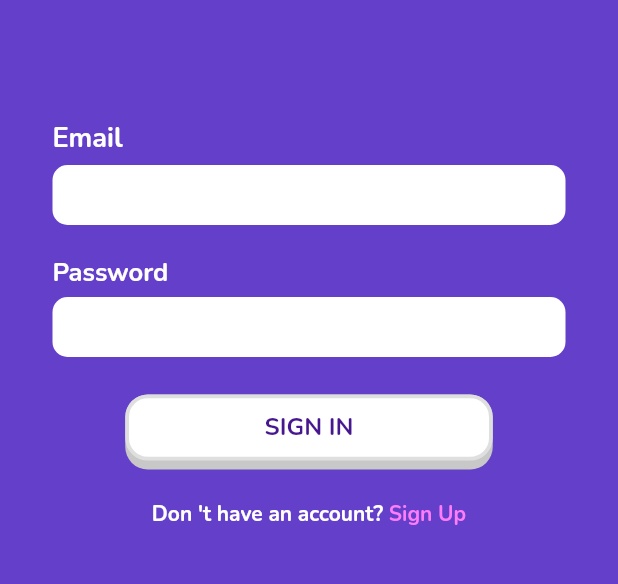
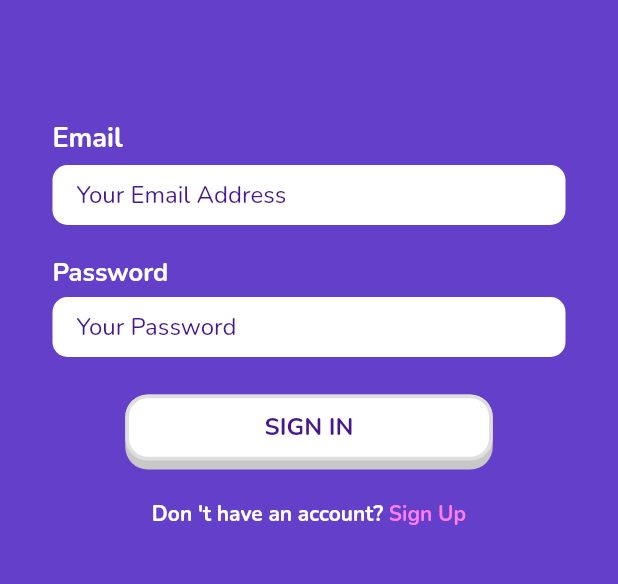
Before and after one commit to gdochadipa/acak-kata-mobile, a Flutter app: the SignInPage screen opened by its route, on a phone screen of 412 x 824 dp, the part 318-902 px from its top. Run offline on Flutter 3.47's test engine with Material 2 defaults, Android fonts, the phone set to English and light mode, and no system bars; drawn by our look-alikes of bouncing_widget; our stand-ins replace animate_do, audioplayers, auto_size_text, confetti, connectivity_plus, datetime_picker_formfield and 10 more; missing offline and left inert: dart:ffi; accounts and stored records are empty; network calls fail.

Commit message:
stage-8-3-2

```diff
--- a/lib/pages/auth/signin_page.dart
+++ b/lib/pages/auth/signin_page.dart
@@ -145,10 +145,10 @@ class _SignInPageState extends State<SignInPage> {
                     Expanded(
                         child: TextFormField(
                       controller: emailController,
-                      style: whiteTextStyle,
+                      style: primaryTextStyle,
                       decoration: InputDecoration.collapsed(
                           hintText: 'Your Email Address',
-                          hintStyle: whiteTextStyle),
+                          hintStyle: primaryTextStyle),
                     ))
                   ],
                 ),
@@ -183,10 +183,11 @@ class _SignInPageState extends State<SignInPage> {
                     Expanded(
                         child: TextFormField(
                       obscureText: true,
-                      style: whiteTextStyle,
+                      style: primaryTextStyle,
                       controller: passwordController,
                       decoration: InputDecoration.collapsed(
-                          hintText: 'Your Password', hintStyle: whiteTextStyle),
+                          hintText: 'Your Password',
+                          hintStyle: primaryTextStyle),
                     ))
                   ],
                 ),
--- a/lib/pages/home_page/new_home_page.dart
+++ b/lib/pages/home_page/new_home_page.dart
@@ -511,7 +511,7 @@ class _NewHomePageState extends State<NewHomePage> {
           } else {
             ScaffoldMessenger.of(context).showSnackBar(SnackBar(
               content: const Text(
-                "Maaf masih dalam pengembangan",
+                "Server gagal merespon",
                 textAlign: TextAlign.center,
               ),
               backgroundColor: alertColor,
@@ -614,7 +614,7 @@ class _NewHomePageState extends State<NewHomePage> {
           } else {
             ScaffoldMessenger.of(context).showSnackBar(SnackBar(
               content: const Text(
-                "Maaf masih dalam pengembangan",
+                "Server gagal merespon",
                 textAlign: TextAlign.center,
               ),
               backgroundColor: alertColor,
--- a/lib/service/auth_service.dart
+++ b/lib/service/auth_service.dart
@@ -4,8 +4,8 @@ import 'package:acakkata/models/user_model.dart';
 import 'package:http/http.dart' as http;
 
 class AuthService {
-  String baseUrl = 'http://10.0.2.2:3000/api/v1/auth';
-  String baseUrlUser = 'http://10.0.2.2:3000/api/v1/user';
+  String baseUrl = 'http://139.59.117.124:3000/api/v1/auth';
+  String baseUrlUser = 'http://139.59.117.124:3000/api/v1/user';
 
   Future<UserModel> register(
       {required String name,
--- a/lib/service/connectivity_service.dart
+++ b/lib/service/connectivity_service.dart
@@ -23,7 +23,7 @@ class ConnectivityService {
   void _checkStatus(ConnectivityResult result) async {
     bool isOnline = false;
     try {
-      final result = await InternetAddress.lookup('google.com');
+      final result = await InternetAddress.lookup('http://139.59.117.124:3000');
       isOnline = result.isNotEmpty && result[0].rawAddress.isNotEmpty;
     } on SocketException catch (_) {
       isOnline = false;
--- a/lib/service/language_service.dart
+++ b/lib/service/language_service.dart
@@ -3,7 +3,7 @@ import 'dart:convert';
 import 'package:http/http.dart' as http;
 
 class LanguageService {
-  String baseUrl = 'http://10.0.2.2:3000/api/v1/language';
+  String baseUrl = 'http://139.59.117.124:3000/api/v1/language';
 
   Future<List<LanguageModel>> getLanguage() async {
     var url = Uri.parse('$baseUrl/language');
--- a/lib/service/room_service.dart
+++ b/lib/service/room_service.dart
@@ -8,7 +8,7 @@ import 'package:intl/intl.dart';
 import 'package:logger/logger.dart';
 
 class RoomService {
-  String baseUrl = 'http://10.0.2.2:3000/api/v1/room';
+  String baseUrl = 'http://139.59.117.124:3000/api/v1/room';
   Logger logger = Logger(
     printer: PrettyPrinter(methodCount: 0),
   );
--- a/lib/service/socket_service.dart
+++ b/lib/service/socket_service.dart
@@ -8,7 +8,7 @@ import 'package:logger/logger.dart';
 import 'package:socket_io_client/socket_io_client.dart' as IO;
 
 const String SOCKET_KEY = '';
-const String SOCKET_URL = 'http://10.0.2.2:3000';
+const String SOCKET_URL = 'http://139.59.117.124:3000';
 
 class SocketService {
   late IO.Socket socket;
--- a/lib/widgets/level_card.dart
+++ b/lib/widgets/level_card.dart
@@ -383,7 +383,7 @@ class _ItemLevelCardState extends State<ItemLevelCard> {
                                         ScaffoldMessenger.of(context)
                                             .showSnackBar(SnackBar(
                                           content: const Text(
-                                            "Maaf masih dalam pengembangan",
+                                            "Server gagal meresponse",
                                             textAlign: TextAlign.center,
                                           ),
                                           backgroundColor: alertColor,
--- a/pubspec.yaml
+++ b/pubspec.yaml
@@ -15,7 +15,7 @@ publish_to: 'none' # Remove this line if you wish to publish to pub.dev
 # In iOS, build-name is used as CFBundleShortVersionString while build-number used as CFBundleVersion.
 # Read more about iOS versioning at
 # https://developer.apple.com/library/archive/documentation/General/Reference/InfoPlistKeyReference/Articles/CoreFoundationKeys.html
-version: 1.0.0+5
+version: 1.0.0+6
 
 environment:
   sdk: ">=2.14.4 <3.0.0"
```
